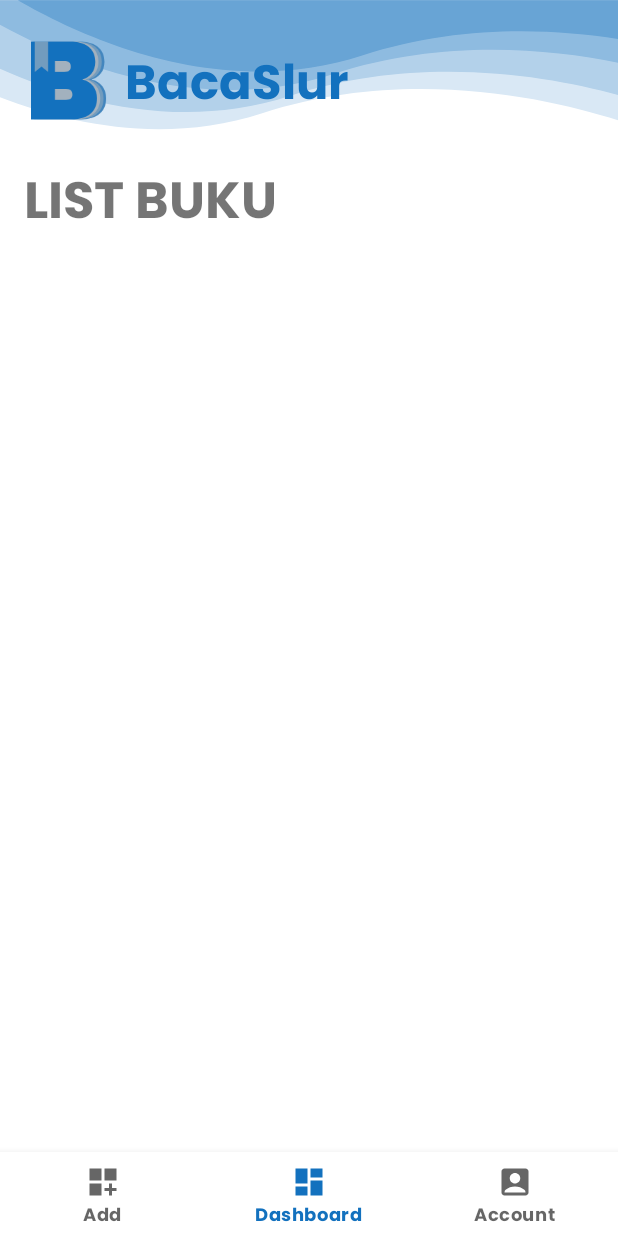
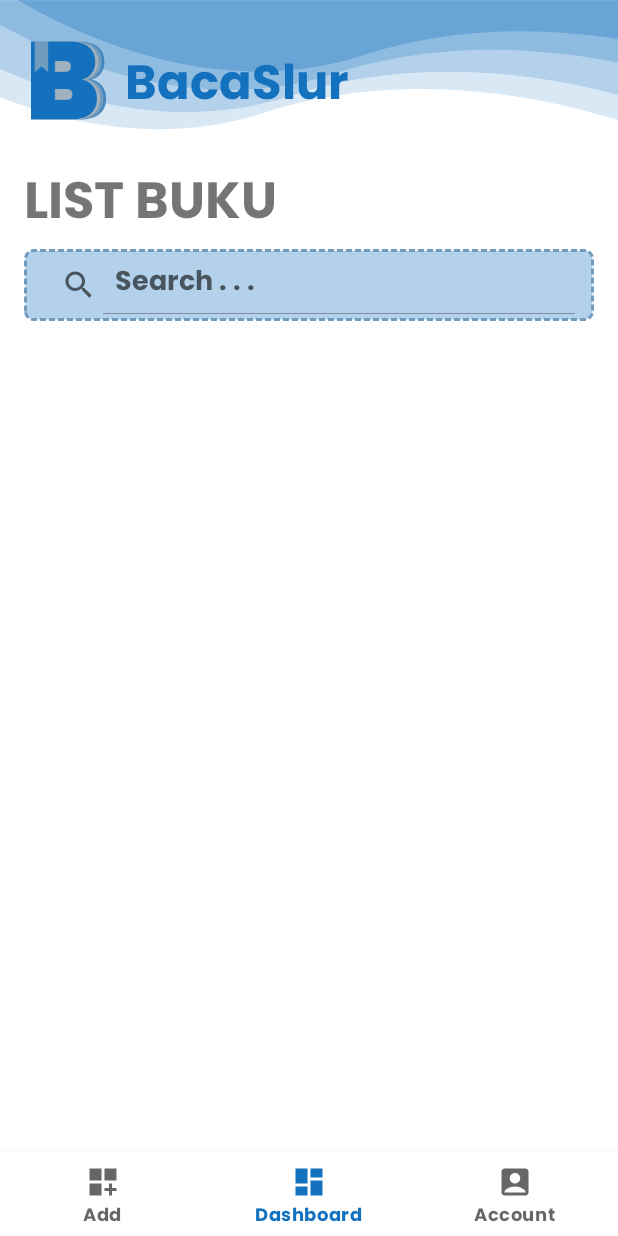
Before and after one commit to putuuu/ListBuku, an Android app: the dashboard screen opened through its navigation route, on a phone screen of 412 x 824 dp. Run offline under Robolectric (Android 15) with nearby library versions, the phone set to English and light mode, and no system bars; our stand-ins replace Firebase (no records; nobody signed in at launch, a user with empty details on screens opened directly), navigation-ui.

Commit message:
search bar

```diff
--- a/app/src/main/res/layout/fragment_dashboard.xml
+++ b/app/src/main/res/layout/fragment_dashboard.xml
@@ -27,12 +27,27 @@
             android:id="@+id/recyclerview"
             android:layout_width="wrap_content"
             android:layout_height="0dp"
+            android:layout_marginTop="16dp"
             app:layout_constraintBottom_toBottomOf="parent"
             app:layout_constraintEnd_toEndOf="parent"
             app:layout_constraintHorizontal_bias="0.043"
             app:layout_constraintStart_toStartOf="parent"
-            app:layout_constraintTop_toBottomOf="@+id/textView"
-            app:layout_constraintVertical_bias="0.0" />
+            app:layout_constraintTop_toBottomOf="@+id/searchView" />
+
+        <SearchView
+            android:id="@+id/searchView"
+            android:layout_width="0dp"
+            android:layout_height="wrap_content"
+            android:background="@drawable/ic_baseline_rectangle_24"
+            android:iconifiedByDefault="false"
+            android:fontFamily="@font/poppinsbold"
+            android:queryHint="Search . . . "
+            android:textColor="#1371be"
+            android:layout_marginStart="16dp"
+            android:layout_marginEnd="16dp"
+            app:layout_constraintEnd_toEndOf="parent"
+            app:layout_constraintStart_toStartOf="parent"
+            app:layout_constraintTop_toBottomOf="@+id/textView" />
 
     </androidx.constraintlayout.widget.ConstraintLayout>
 
```
Also changed, not shown: app/src/main/java/com/example/tugasbnv/ui/dashboard.kt (+39 -9 lines).
